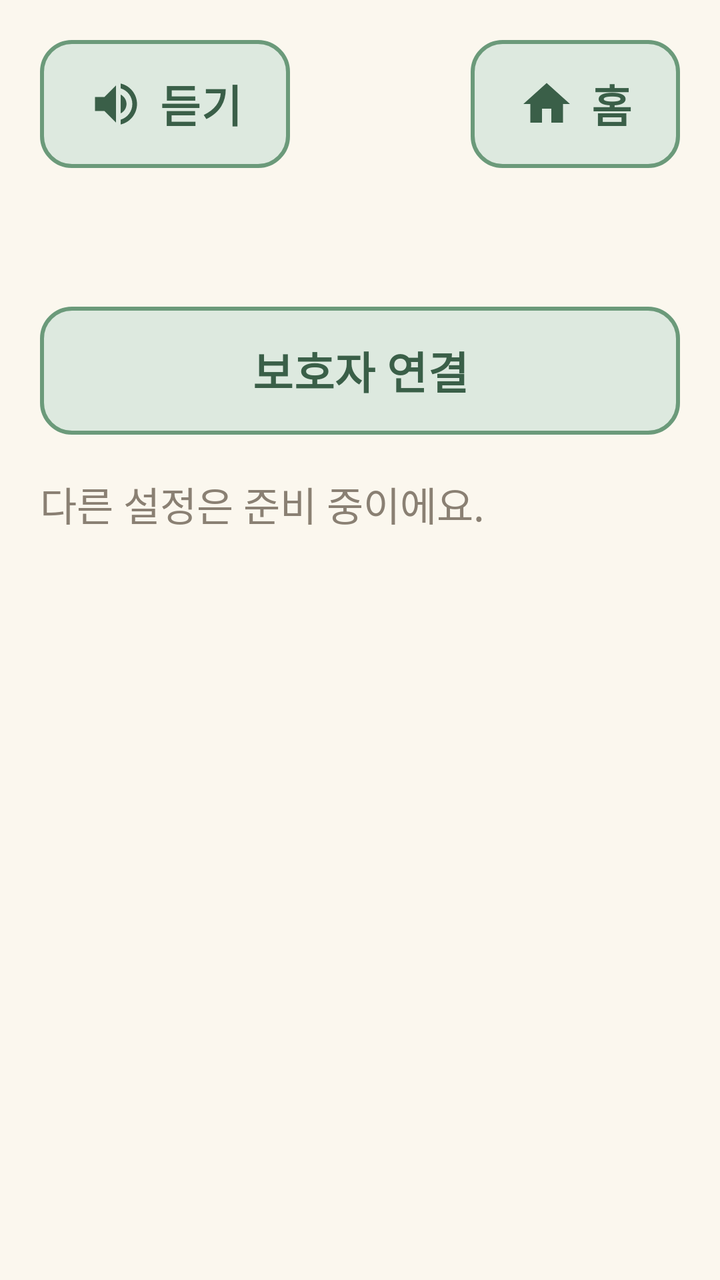
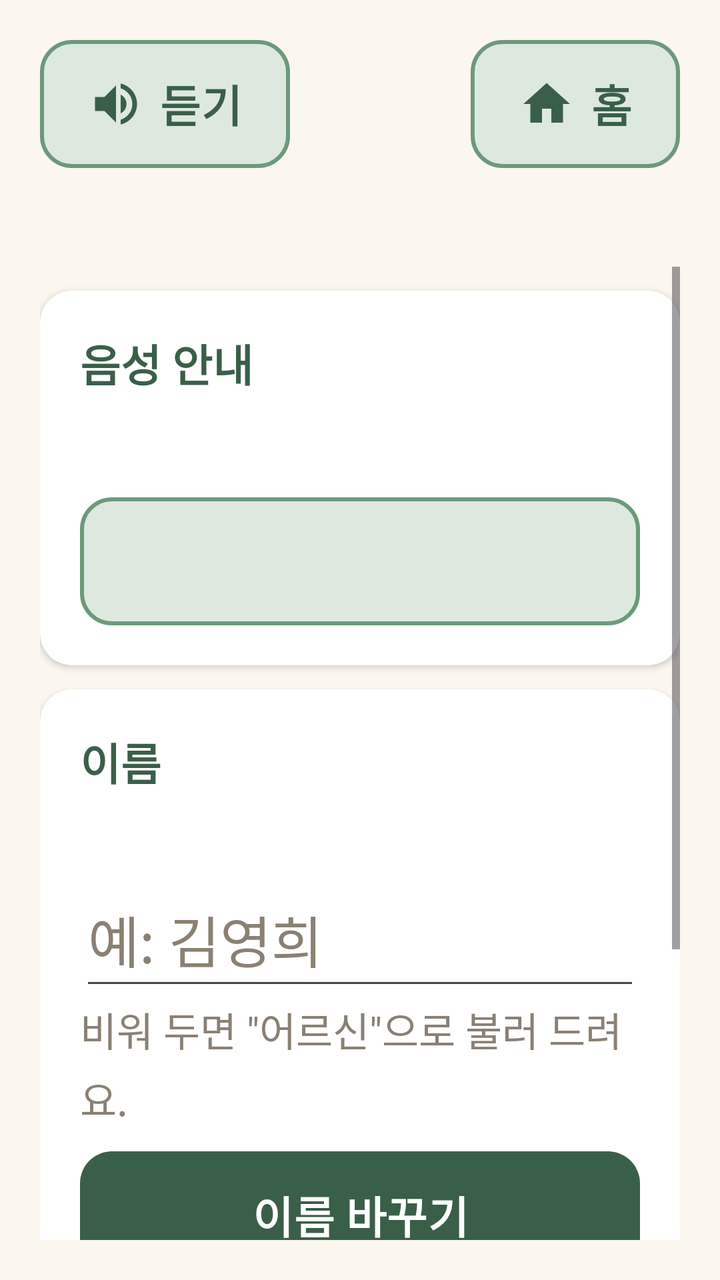

Screens rendered from an Android XML layout before and after an edit, with the pre-edit source and the edit as a unified diff.
<!-- AndroidManifest.xml: application theme Theme.Dorawing -->
<!-- res/layout/activity_settings.xml -->
<?xml version="1.0" encoding="utf-8"?>
<LinearLayout xmlns:android="http://schemas.android.com/apk/res/android"
    android:layout_width="match_parent"
    android:layout_height="match_parent"
    android:orientation="vertical"
    android:padding="@dimen/screen_padding">

    <include
        android:id="@+id/topBar"
        layout="@layout/view_top_bar" />

    <com.google.android.material.button.MaterialButton
        android:id="@+id/btnGuardian"
        style="@style/Button.Secondary"
        android:layout_width="match_parent"
        android:layout_height="wrap_content"
        android:layout_marginTop="@dimen/screen_padding"
        android:text="@string/settings_guardian" />

    <TextView
        style="@style/Text.Sub"
        android:layout_width="match_parent"
        android:layout_height="wrap_content"
        android:layout_marginTop="@dimen/screen_padding"
        android:text="@string/settings_preparing" />
</LinearLayout>
<!-- res/layout/view_top_bar.xml (included above) -->
<?xml version="1.0" encoding="utf-8"?>
<LinearLayout xmlns:android="http://schemas.android.com/apk/res/android"
    xmlns:app="http://schemas.android.com/apk/res-auto"
    android:layout_width="match_parent"
    android:layout_height="wrap_content"
    android:orientation="vertical">

    <LinearLayout
        android:layout_width="match_parent"
        android:layout_height="wrap_content"
        android:gravity="center_vertical"
        android:orientation="horizontal">

        <com.google.android.material.button.MaterialButton
            android:id="@+id/btnSpeak"
            style="@style/Button.Secondary"
            android:layout_width="wrap_content"
            android:layout_height="wrap_content"
            android:text="@string/top_speak"
            app:icon="@drawable/ic_speaker" />

        <Space
            android:layout_width="0dp"
            android:layout_height="0dp"
            android:layout_weight="1" />

        <com.google.android.material.button.MaterialButton
            android:id="@+id/btnHome"
            style="@style/Button.Secondary"
            android:layout_width="wrap_content"
            android:layout_height="wrap_content"
            android:text="@string/top_home"
            app:icon="@drawable/ic_home" />
    </LinearLayout>

    <TextView
        android:id="@+id/tvTitle"
        style="@style/Text.Title"
        android:layout_width="match_parent"
        android:layout_height="wrap_content"
        android:layout_marginTop="@dimen/gap" />
</LinearLayout>
<!-- resources referenced by this layout -->
<resources>
  <dimen name="gap">12dp</dimen>
  <dimen name="screen_padding">20dp</dimen>
  <!-- drawable ic_home (drawable) -->
  <vector xmlns:android="http://schemas.android.com/apk/res/android"
      android:width="24dp"
      android:height="24dp"
      android:viewportWidth="24"
      android:viewportHeight="24">
      <path
          android:fillColor="#FF000000"
          android:pathData="M10,20v-6h4v6h5v-8h3L12,3 2,12h3v8z" />
  </vector>
  <string name="settings_guardian">보호자 연결</string>
  <string name="settings_preparing">다른 설정은 준비 중이에요.</string>
  <string name="top_home">홈</string>
  <string name="top_speak">듣기</string>
  <style name="Button.Secondary" parent="Button.Primary">
          <item name="backgroundTint">@color/green_light</item>
          <item name="android:textColor">@color/green_dark</item>
          <item name="iconTint">@color/green_dark</item>
          <item name="strokeColor">@color/green_mid</item>
          <item name="strokeWidth">@dimen/button_stroke</item>
      </style>
  <style name="Text.Sub" parent="Text.Body">
          <item name="android:textColor">@color/text_sub</item>
      </style>
  <style name="Text.Title" parent="Text.Body">
          <item name="android:textSize">@dimen/text_title</item>
          <item name="android:textStyle">bold</item>
          <item name="android:textColor">@color/green_dark</item>
      </style>
  <color name="green_light">#DDE9DF</color>
  <color name="green_dark">#3A5F48</color>
  <color name="green_mid">#6B9A7A</color>
  <dimen name="button_stroke">2dp</dimen>
  <style name="Text.Body" parent="Widget.MaterialComponents.TextView">
          <item name="android:textSize">@dimen/text_body</item>
          <item name="android:lineBreakWordStyle" tools:targetApi="33">phrase</item>
          <item name="android:textColor">@color/text_main</item>
          <item name="android:lineSpacingMultiplier">1.2</item>
      </style>
  <color name="text_sub">#8A8073</color>
  <dimen name="text_title">28sp</dimen>
  <color name="white">#FFFFFFFF</color>
  <color name="coral_dark">#C85A41</color>
  <color name="cream">#FBF7EE</color>
  <color name="text_main">#2E2A24</color>
  <dimen name="button_height">64dp</dimen>
  <dimen name="text_button">22sp</dimen>
  <dimen name="corner">16dp</dimen>
  <dimen name="icon_size">28dp</dimen>
  <dimen name="text_body">20sp</dimen>
  <style name="Dialog.Title" parent="MaterialAlertDialog.Material3.Title.Text">
          <item name="android:textSize">@dimen/text_title</item>
          <item name="android:textStyle">bold</item>
          <item name="android:textColor">@color/green_dark</item>
      </style>
  <style name="Dialog.Body" parent="MaterialAlertDialog.Material3.Body.Text">
          <item name="android:textSize">@dimen/text_body</item>
          <item name="android:lineBreakWordStyle" tools:targetApi="33">phrase</item>
          <item name="android:textColor">@color/text_main</item>
      </style>
  <style name="Dialog.Button" parent="Widget.Material3.Button.TextButton.Dialog">
          <item name="android:textSize">@dimen/text_button</item>
          <item name="android:minHeight">@dimen/button_height</item>
          <item name="android:textColor">@color/green_dark</item>
      </style>
  <!-- unchanged entries left out for length: 5 -->
</resources>

<!-- the commit's change to res/layout/activity_settings.xml (unified diff, before → after) -->
@@ -1,5 +1,6 @@
 <?xml version="1.0" encoding="utf-8"?>
 <LinearLayout xmlns:android="http://schemas.android.com/apk/res/android"
+    xmlns:app="http://schemas.android.com/apk/res-auto"
     android:layout_width="match_parent"
     android:layout_height="match_parent"
     android:orientation="vertical"
@@ -9,20 +10,127 @@
         android:id="@+id/topBar"
         layout="@layout/view_top_bar" />
 
-    <com.google.android.material.button.MaterialButton
-        android:id="@+id/btnGuardian"
-        style="@style/Button.Secondary"
+    <ScrollView
         android:layout_width="match_parent"
-        android:layout_height="wrap_content"
-        android:layout_marginTop="@dimen/screen_padding"
-        android:text="@string/settings_guardian" />
+        android:layout_height="0dp"
+        android:layout_weight="1"
+        android:fadeScrollbars="false">
 
-    <TextView
-        style="@style/Text.Sub"
-        android:layout_width="match_parent"
-        android:layout_height="wrap_content"
-        android:layout_marginTop="@dimen/screen_padding"
-        android:text="@string/settings_preparing" />
+        <LinearLayout
+            android:layout_width="match_parent"
+            android:layout_height="wrap_content"
+            android:orientation="vertical">
+
+            
+            <com.google.android.material.card.MaterialCardView
+                style="@style/Card"
+                android:layout_width="match_parent"
+                android:layout_height="wrap_content"
+                android:layout_marginTop="@dimen/gap"
+                app:cardBackgroundColor="@color/white">
+
+                <LinearLayout
+                    android:layout_width="match_parent"
+                    android:layout_height="wrap_content"
+                    android:orientation="vertical">
+
+                    <TextView
+                        android:layout_width="match_parent"
+                        android:layout_height="wrap_content"
+                        android:text="@string/settings_voice_title"
+                        android:textColor="@color/green_dark"
+                        android:textSize="@dimen/text_button"
+                        android:textStyle="bold" />
+
+                    <TextView
+                        android:id="@+id/tvVoice"
+                        android:layout_width="match_parent"
+                        android:layout_height="wrap_content"
+                        android:layout_marginTop="@dimen/gap" />
+
+                    <com.google.android.material.button.MaterialButton
+                        android:id="@+id/btnVoice"
+                        style="@style/Button.Secondary"
+                        android:layout_width="match_parent"
+                        android:layout_height="wrap_content"
+                        android:layout_marginTop="@dimen/gap" />
+                </LinearLayout>
+            </com.google.android.material.card.MaterialCardView>
+
+            
+            <com.google.android.material.card.MaterialCardView
+                style="@style/Card"
+                android:layout_width="match_parent"
+                android:layout_height="wrap_content"
+                android:layout_marginTop="@dimen/gap"
+                app:cardBackgroundColor="@color/white">
+
+                <LinearLayout
+                    android:layout_width="match_parent"
+                    android:layout_height="wrap_content"
+                    android:orientation="vertical">
+
+                    <TextView
+                        android:layout_width="match_parent"
+                        android:layout_height="wrap_content"
+                        android:text="@string/settings_name_title"
+                        android:textColor="@color/green_dark"
+                        android:textSize="@dimen/text_button"
+                        android:textStyle="bold" />
+
+                    <TextView
+                        android:id="@+id/tvNameNow"
+                        android:layout_width="match_parent"
+                        android:layout_height="wrap_content"
+                        android:layout_marginTop="@dimen/gap" />
+
+                    
+                    <EditText
+                        android:id="@+id/etName"
+                        android:layout_width="match_parent"
+                        android:layout_height="wrap_content"
+                        android:hint="@string/name_hint"
+                        android:imeOptions="actionDone"
+                        android:importantForAutofill="no"
+                        android:inputType="textPersonName"
+                        android:maxLength="10"
+                        android:minHeight="@dimen/button_height"
+                        android:textColor="@color/text_main"
+                        android:textColorHint="@color/text_sub"
+                        android:textSize="@dimen/text_title" />
+
+                    <TextView
+                        style="@style/Text.Sub"
+                        android:layout_width="match_parent"
+                        android:layout_height="wrap_content"
+                        android:text="@string/settings_name_help" />
+
+                    <com.google.android.material.button.MaterialButton
+                        android:id="@+id/btnSaveName"
+                        android:layout_width="match_parent"
+                        android:layout_height="wrap_content"
+                        android:layout_marginTop="@dimen/gap"
+                        android:text="@string/settings_name_save" />
+                </LinearLayout>
+            </com.google.android.material.card.MaterialCardView>
+
+            <com.google.android.material.button.MaterialButton
+                android:id="@+id/btnGuardian"
+                style="@style/Button.Secondary"
+                android:layout_width="match_parent"
+                android:layout_height="wrap_content"
+                android:layout_marginTop="@dimen/screen_padding"
+                android:text="@string/settings_guardian" />
+
+            
+            <TextView
+                style="@style/Text.Sub"
+                android:layout_width="match_parent"
+                android:layout_height="wrap_content"
+                android:layout_marginTop="@dimen/screen_padding"
+                android:text="@string/settings_text_size" />
+        </LinearLayout>
+    </ScrollView>
 </LinearLayout>
 <!-- res/layout/view_top_bar.xml (included above) -->
 <?xml version="1.0" encoding="utf-8"?>
<!-- resource entries referenced after the edit -->
@@ -12,8 +12,13 @@
           android:fillColor="#FF000000"
           android:pathData="M10,20v-6h4v6h5v-8h3L12,3 2,12h3v8z" />
   </vector>
+  <string name="name_hint">예: 김영희</string>
   <string name="settings_guardian">보호자 연결</string>
-  <string name="settings_preparing">다른 설정은 준비 중이에요.</string>
+  <string name="settings_name_help">비워 두면 \"어르신\"으로 불러 드려요.</string>
+  <string name="settings_name_save">이름 바꾸기</string>
+  <string name="settings_name_title">이름</string>
+  <string name="settings_text_size">글씨 크기는 휴대폰 설정에서 바꿀 수 있어요.</string>
+  <string name="settings_voice_title">음성 안내</string>
   <string name="top_home">홈</string>
   <string name="top_speak">듣기</string>
   <style name="Button.Secondary" parent="Button.Primary">
@@ -22,6 +27,12 @@
           <item name="iconTint">@color/green_dark</item>
           <item name="strokeColor">@color/green_mid</item>
           <item name="strokeWidth">@dimen/button_stroke</item>
+      </style>
+  <style name="Card" parent="Widget.Material3.CardView.Elevated">
+          <item name="cardBackgroundColor">@color/green_light</item>
+          <item name="cardCornerRadius">@dimen/corner</item>
+          <item name="cardElevation">@dimen/card_elevation</item>
+          <item name="contentPadding">@dimen/card_padding</item>
       </style>
   <style name="Text.Sub" parent="Text.Body">
           <item name="android:textColor">@color/text_sub</item>
@@ -50,6 +61,8 @@
   <dimen name="button_height">64dp</dimen>
   <dimen name="text_button">22sp</dimen>
   <dimen name="corner">16dp</dimen>
+  <dimen name="card_elevation">2dp</dimen>
+  <dimen name="card_padding">20dp</dimen>
   <dimen name="icon_size">28dp</dimen>
   <dimen name="text_body">20sp</dimen>
   <style name="Dialog.Title" parent="MaterialAlertDialog.Material3.Title.Text">
